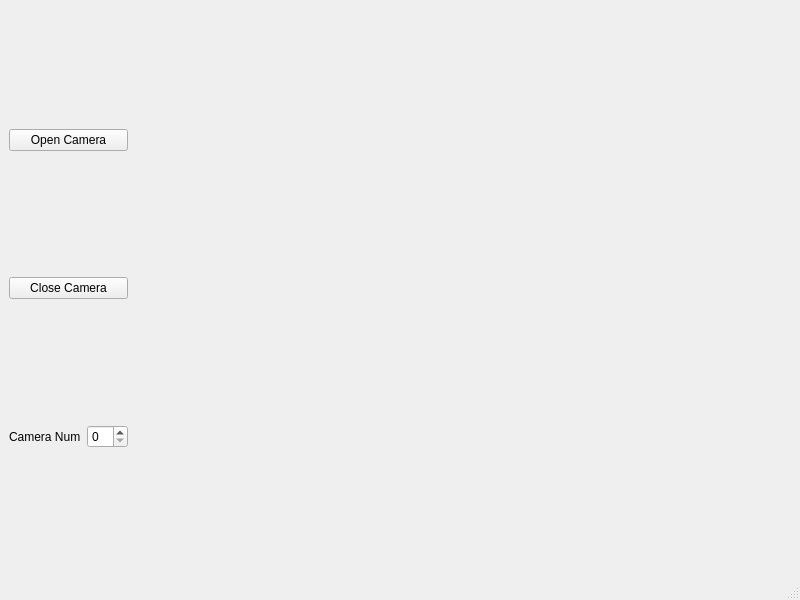
kmolLin/pyqt_opencv, file core/mainwindow.ui: the form before one commit.
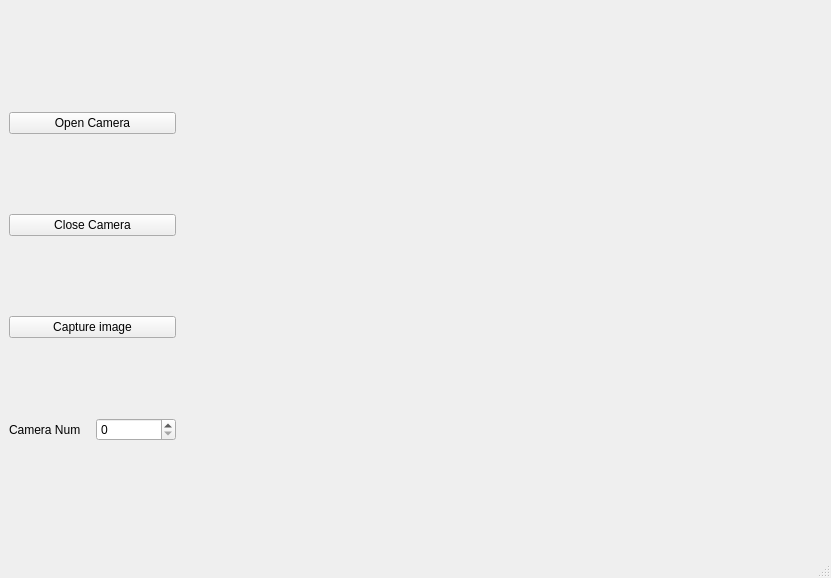
The form after the commit.

Commit message: add capture the image

```diff
--- a/core/mainwindow.ui
+++ b/core/mainwindow.ui
@@ -6,18 +6,35 @@
    <rect>
     <x>0</x>
     <y>0</y>
-    <width>800</width>
-    <height>600</height>
+    <width>831</width>
+    <height>578</height>
    </rect>
   </property>
   <property name="windowTitle">
    <string>MainWindow</string>
   </property>
   <widget class="QWidget" name="centralwidget">
-   <layout class="QHBoxLayout" name="horizontalLayout_3">
+   <layout class="QHBoxLayout" name="horizontalLayout_5">
+    <item>
+     <layout class="QVBoxLayout" name="verticalLayout_2">
+      <item>
+       <spacer name="verticalSpacer_2">
+        <property name="orientation">
+         <enum>Qt::Vertical</enum>
+        </property>
+        <property name="sizeHint" stdset="0">
+         <size>
+          <width>20</width>
+          <height>40</height>
+         </size>
+        </property>
+       </spacer>
+      </item>
     <item>
      <layout class="QHBoxLayout" name="horizontalLayout">
       <item>
+         <layout class="QHBoxLayout" name="horizontalLayout_3">
+          <item>
        <layout class="QVBoxLayout" name="verticalLayout">
         <item>
          <widget class="QPushButton" name="button_open_camera">
@@ -33,6 +50,13 @@
           </property>
          </widget>
         </item>
+            <item>
+             <widget class="QPushButton" name="capture_image">
+              <property name="text">
+               <string>Capture image</string>
+              </property>
+             </widget>
+            </item>
         <item>
          <layout class="QHBoxLayout" name="horizontalLayout_2">
           <item>
@@ -49,25 +73,55 @@
         </item>
        </layout>
       </item>
+         </layout>
+        </item>
       <item>
-       <spacer name="horizontalSpacer">
-        <property name="orientation">
-         <enum>Qt::Horizontal</enum>
-        </property>
-        <property name="sizeHint" stdset="0">
+         <layout class="QHBoxLayout" name="horizontalLayout_4">
+          <item>
+           <widget class="QWidget" name="widget" native="true">
+            <property name="minimumSize">
          <size>
-          <width>40</width>
-          <height>20</height>
-         </size>
-        </property>
-       </spacer>
-      </item>
-      <item>
+              <width>640</width>
+              <height>480</height>
+             </size>
+            </property>
        <widget class="QLabel" name="label_show_camera">
+             <property name="geometry">
+              <rect>
+               <x>0</x>
+               <y>40</y>
+               <width>640</width>
+               <height>480</height>
+              </rect>
+             </property>
+             <property name="minimumSize">
+              <size>
+               <width>640</width>
+               <height>480</height>
+              </size>
+             </property>
         <property name="text">
          <string/>
         </property>
        </widget>
+           </widget>
+          </item>
+         </layout>
+        </item>
+       </layout>
+      </item>
+      <item>
+       <spacer name="verticalSpacer">
+        <property name="orientation">
+         <enum>Qt::Vertical</enum>
+        </property>
+        <property name="sizeHint" stdset="0">
+         <size>
+          <width>20</width>
+          <height>40</height>
+         </size>
+        </property>
+       </spacer>
       </item>
      </layout>
     </item>
```
Left out of the diff: 2 changed lines with no effect on the pictures. Lines whose indentation alone changed are shown as unchanged. The commit also changes 3 other files.
